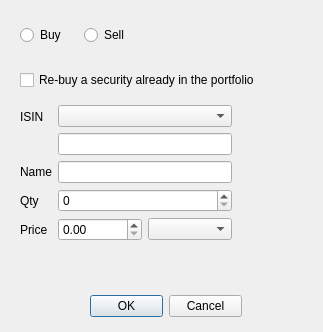
Qt form transactiondialog.ui (xloranthus/investment-manager-desktop-app) before a commit.
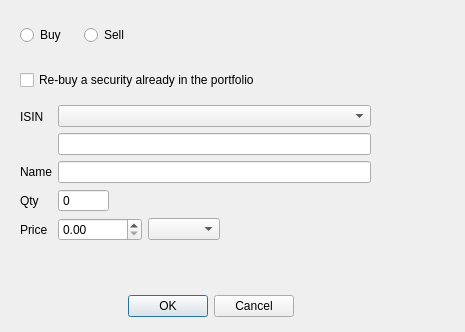
The same form after that commit.

The edit to the form file:
```diff
--- a/transactiondialog.ui
+++ b/transactiondialog.ui
@@ -6,7 +6,7 @@
    <rect>
     <x>0</x>
     <y>0</y>
-    <width>323</width>
+    <width>465</width>
     <height>332</height>
    </rect>
   </property>
@@ -57,7 +57,7 @@
     <rect>
      <x>20</x>
      <y>105</y>
-     <width>212</width>
+     <width>351</width>
      <height>166</height>
     </rect>
    </property>
@@ -76,13 +76,26 @@
         <property name="enabled">
          <bool>true</bool>
         </property>
+        <property name="sizePolicy">
+         <sizepolicy hsizetype="Minimum" vsizetype="Fixed">
+          <horstretch>0</horstretch>
+          <verstretch>0</verstretch>
+         </sizepolicy>
+        </property>
         <property name="locale">
          <locale language="English" country="UnitedKingdom"/>
         </property>
        </widget>
       </item>
       <item>
-       <widget class="QLineEdit" name="isinField"/>
+       <widget class="QLineEdit" name="isinField">
+        <property name="sizePolicy">
+         <sizepolicy hsizetype="Minimum" vsizetype="Fixed">
+          <horstretch>0</horstretch>
+          <verstretch>0</verstretch>
+         </sizepolicy>
+        </property>
+       </widget>
       </item>
      </layout>
     </item>
@@ -94,7 +107,14 @@
      </widget>
     </item>
     <item row="1" column="1">
-     <widget class="QLineEdit" name="nameField"/>
+     <widget class="QLineEdit" name="nameField">
+      <property name="sizePolicy">
+       <sizepolicy hsizetype="Minimum" vsizetype="Fixed">
+        <horstretch>0</horstretch>
+        <verstretch>0</verstretch>
+       </sizepolicy>
+      </property>
+     </widget>
     </item>
     <item row="2" column="0">
      <widget class="QLabel" name="qtyLabel">
@@ -104,7 +124,23 @@
      </widget>
     </item>
     <item row="2" column="1">
-     <widget class="QSpinBox" name="qtyField"/>
+     <widget class="QSpinBox" name="qtyField">
+      <property name="sizePolicy">
+       <sizepolicy hsizetype="Maximum" vsizetype="Fixed">
+        <horstretch>0</horstretch>
+        <verstretch>0</verstretch>
+       </sizepolicy>
+      </property>
+      <property name="frame">
+       <bool>true</bool>
+      </property>
+      <property name="buttonSymbols">
+       <enum>QAbstractSpinBox::ButtonSymbols::NoButtons</enum>
+      </property>
+      <property name="maximum">
+       <number>1000000</number>
+      </property>
+     </widget>
     </item>
     <item row="3" column="0">
      <widget class="QLabel" name="priceLabel">
@@ -117,13 +153,45 @@
      <layout class="QHBoxLayout" name="priceCurrencyLayout">
       <item>
        <widget class="QDoubleSpinBox" name="priceField">
+        <property name="sizePolicy">
+         <sizepolicy hsizetype="Maximum" vsizetype="Fixed">
+          <horstretch>0</horstretch>
+          <verstretch>0</verstretch>
+         </sizepolicy>
+        </property>
         <property name="locale">
          <locale language="English" country="UnitedKingdom"/>
         </property>
+        <property name="correctionMode">
+         <enum>QAbstractSpinBox::CorrectionMode::CorrectToNearestValue</enum>
+        </property>
+        <property name="maximum">
+         <double>1000000.000000000000000</double>
+        </property>
        </widget>
       </item>
       <item>
-       <widget class="QComboBox" name="currencySelector"/>
+       <widget class="QComboBox" name="currencySelector">
+        <property name="sizePolicy">
+         <sizepolicy hsizetype="Maximum" vsizetype="Fixed">
+          <horstretch>0</horstretch>
+          <verstretch>0</verstretch>
+         </sizepolicy>
+        </property>
+       </widget>
+      </item>
+      <item>
+       <spacer name="horizontalSpacer">
+        <property name="orientation">
+         <enum>Qt::Orientation::Horizontal</enum>
+        </property>
+        <property name="sizeHint" stdset="0">
+         <size>
+          <width>40</width>
+          <height>20</height>
+         </size>
+        </property>
+       </spacer>
       </item>
      </layout>
     </item>
@@ -134,7 +202,7 @@
     <rect>
      <x>90</x>
      <y>290</y>
-     <width>152</width>
+     <width>241</width>
      <height>32</height>
     </rect>
    </property>
@@ -142,7 +210,7 @@
     <set>QDialogButtonBox::StandardButton::Cancel|QDialogButtonBox::StandardButton::Ok</set>
    </property>
    <property name="centerButtons">
-    <bool>false</bool>
+    <bool>true</bool>
    </property>
   </widget>
  </widget>
```
